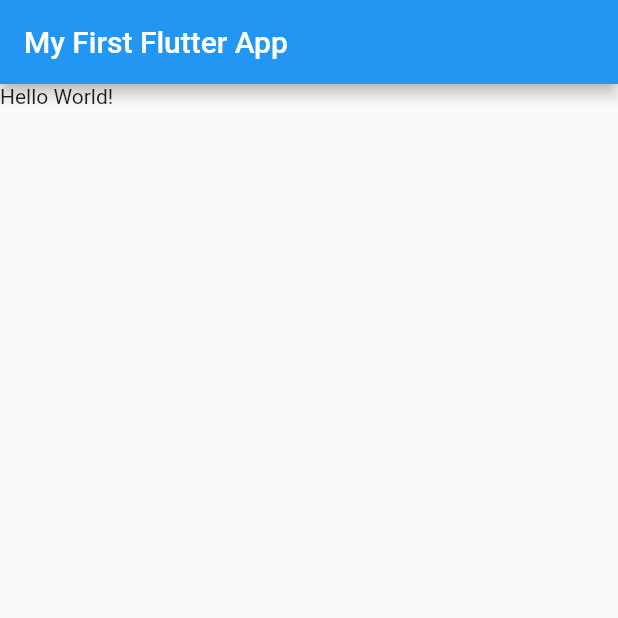
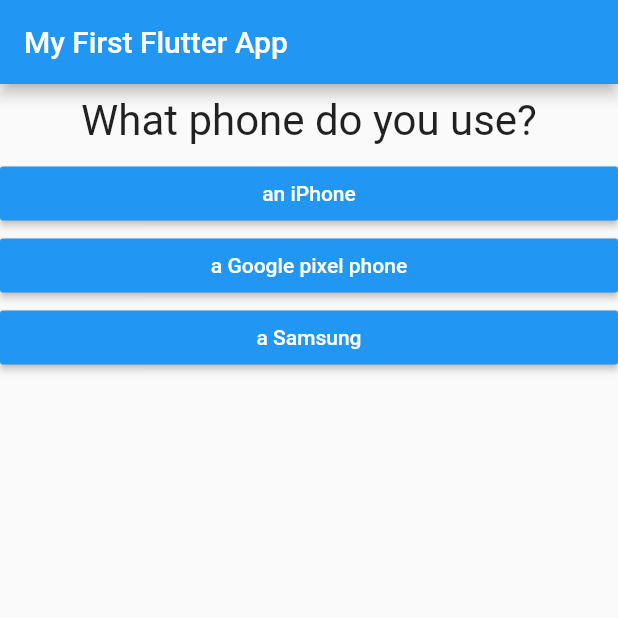
Before and after one commit to VendelinFilip/first_flutter_app, a Flutter app: the screen it shows after launch, on a phone screen of 412 x 824 dp, the top half of it. Run offline on Flutter 3.47's test engine with Material 2 defaults, Android fonts, the phone set to English and light mode, and no system bars.

Commit message:
Flutter basics

```diff
--- /dev/null
+++ b/lib/answer.dart
@@ -0,0 +1,21 @@
+import 'package:flutter/material.dart';
+
+class Answer extends StatelessWidget {
+  final Function selectFunction;
+  final String answerText;
+
+  Answer(this.selectFunction, this.answerText);
+
+  @override
+  Widget build(BuildContext context) {
+    return Container(
+      width: double.infinity,
+      child: RaisedButton(
+        color: Colors.blue,
+        textColor: Colors.white,
+        child: Text(answerText),
+        onPressed: selectFunction,
+      ),
+    );
+  }
+}
--- a/lib/main.dart
+++ b/lib/main.dart
@@ -1,11 +1,73 @@
 import 'package:flutter/material.dart';
+
+import './quiz.dart';
+import './result.dart';
 
 //void main() {
 //  runApp(MyApp());
 //}
 void main() => runApp(MyApp());
 
-class MyApp extends StatelessWidget {
+class MyApp extends StatefulWidget {
+  @override
+  State<StatefulWidget> createState() {
+    // TODO: implement createState
+    return _MyAppState();
+  }
+}
+
+class _MyAppState extends State<MyApp> {
+  final _questions = const [
+    {
+      'questionText': 'What phone do you use?',
+      'answers': [
+        {'text': 'an iPhone', 'score': 20},
+        {'text': 'a Google pixel phone', 'score': 30},
+        {'text': 'a Samsung', 'score': 10},
+      ]
+    },
+    {
+      'questionText': 'What\'s your favorite car brand?',
+      'answers': [
+        {'text': 'a Tesla', 'score': 30},
+        {'text': 'a Ford', 'score': 10},
+        {'text': 'a Ferrari', 'score': 20},
+      ]
+    },
+    {
+      'questionText': 'What\'s your favorite book?',
+      'answers': [
+        {'text': 'Harry Potter and the Philosopher\'s Stone', 'score': 10},
+        {'text': 'The Book Thief', 'score': 20},
+        {'text': 'Alchemist by Paulo Coelho', 'score': 30},
+      ]
+    }
+  ];
+
+  var _questionIndex = 0;
+  var _totalScore = 0;
+
+  void _resetQuiz() {
+    setState(() {
+      _questionIndex = 0;
+      _totalScore = 0;
+    });
+  }
+
+  void _answerQuestion(int score) {
+    _totalScore += score;
+
+    setState(() {
+      _questionIndex += 1;
+    });
+    print(_questionIndex);
+    if (_questionIndex < _questions.length) {
+      print('We have more questions.');
+    } else {
+      print('No more questions.');
+    }
+  }
+
   @override
   Widget build(BuildContext context) {
     return MaterialApp(
@@ -13,7 +75,13 @@ class MyApp extends StatelessWidget {
         appBar: AppBar(
           title: Text('My First Flutter App'),
         ),
-        body: Text('Hello World!'),
+        body: _questionIndex < _questions.length
+            ? Quiz(
+                questions: _questions,
+                answerQuestion: _answerQuestion,
+                questionIndex: _questionIndex,
+              )
+            : Result(_totalScore, _resetQuiz),
       ),
     );
   }
--- /dev/null
+++ b/lib/question.dart
@@ -0,0 +1,21 @@
+import 'package:flutter/material.dart';
+
+class Question extends StatelessWidget {
+  final String questionText;
+
+  //Construcor
+  Question(this.questionText);
+
+  @override
+  Widget build(BuildContext context) {
+    return Container(
+      width: double.infinity,
+      margin: EdgeInsets.all(8),
+      child: Text(
+        questionText,
+        style: TextStyle(fontSize: 28),
+        textAlign: TextAlign.center,
+      ),
+    );
+  }
+}
--- /dev/null
+++ b/lib/quiz.dart
@@ -0,0 +1,31 @@
+import 'package:flutter/material.dart';
+
+import './question.dart';
+import './answer.dart';
+
+class Quiz extends StatelessWidget {
+  final List<Map<String, Object>> questions;
+  final int questionIndex;
+  final Function answerQuestion;
+
+  Quiz(
+      {@required this.questions,
+      @required this.answerQuestion,
+      @required this.questionIndex});
+
+  @override
+  Widget build(BuildContext context) {
+    return Column(
+      children: [
+        Question(
+          questions[questionIndex]['questionText'],
+        ),
+        //These ... transform list of widgets into every separate widget
+        ...(questions[questionIndex]['answers'] as List<Map<String, Object>>)
+            .map((answer) {
+          return Answer(() => answerQuestion(answer['score']), answer['text']);
+        }).toList()
+      ],
+    );
+  }
+}
```
Also changed, not shown: lib/result.dart (added, +42 -0 lines).
